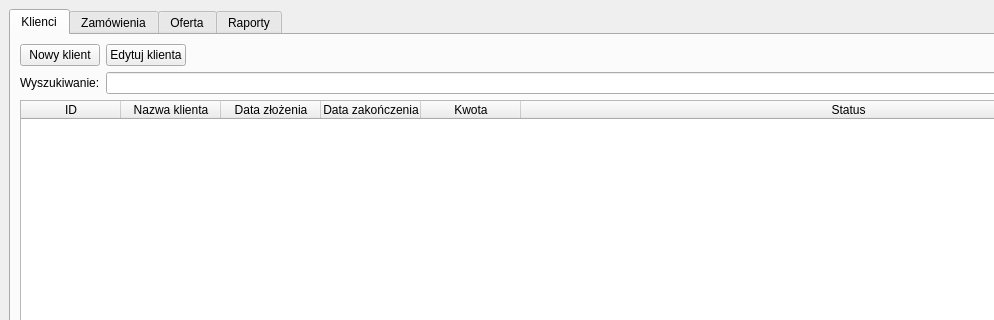
HBuczynski/Fabryka_okien, file app/ui/mainwindow.ui: the form before one commit; both pictures show x 0 to 994 and y 0 to 320 of the 1197 by 837 pixel window.
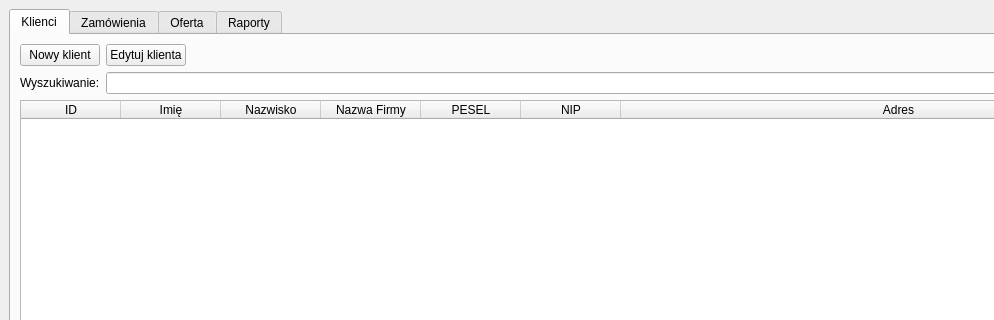
The form after the commit. The open tabs and pages were chosen to show the change.

Commit message: klient tab added

Diff of the .ui file:
```diff
--- a/app/ui/mainwindow.ui
+++ b/app/ui/mainwindow.ui
@@ -130,27 +130,32 @@
               </column>
               <column>
                <property name="text">
-                <string>Nazwa klienta</string>
+                <string>Imię</string>
                </property>
               </column>
               <column>
                <property name="text">
-                <string>Data złożenia</string>
+                <string>Nazwisko</string>
                </property>
               </column>
               <column>
                <property name="text">
-                <string>Data zakończenia</string>
+                <string>Nazwa Firmy</string>
                </property>
               </column>
               <column>
                <property name="text">
-                <string>Kwota</string>
+                <string>PESEL</string>
                </property>
               </column>
               <column>
                <property name="text">
-                <string>Status</string>
+                <string>NIP</string>
+               </property>
+              </column>
+              <column>
+               <property name="text">
+                <string>Adres</string>
                </property>
               </column>
              </widget>
```
Left out of the diff: 2 changed lines with no effect on the pictures.
